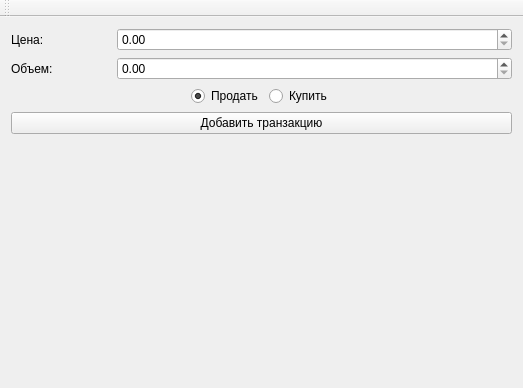
First picture: the form in mainwindow.ui, repository AndreyMlashkin/Burse, before the edit.
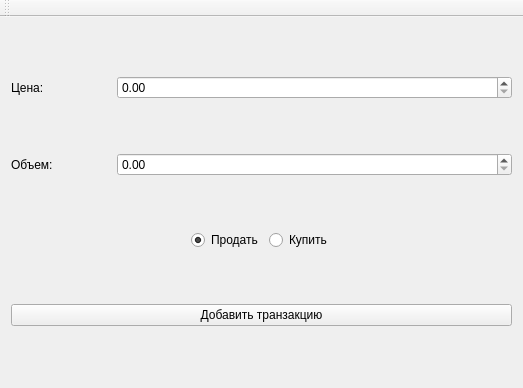
Second picture: the form after the edit.

Commit message: graphics plotter ui added (no logics yet!)

```diff
--- a/mainwindow.ui
+++ b/mainwindow.ui
@@ -123,19 +123,6 @@
       </property>
      </widget>
     </item>
-    <item>
-     <spacer name="verticalSpacer">
-      <property name="orientation">
-       <enum>Qt::Vertical</enum>
-      </property>
-      <property name="sizeHint" stdset="0">
-       <size>
-        <width>20</width>
-        <height>40</height>
-       </size>
-      </property>
-     </spacer>
-    </item>
    </layout>
   </widget>
   <widget class="QToolBar" name="mainToolBar">
```
The commit also changes 2 other files.
